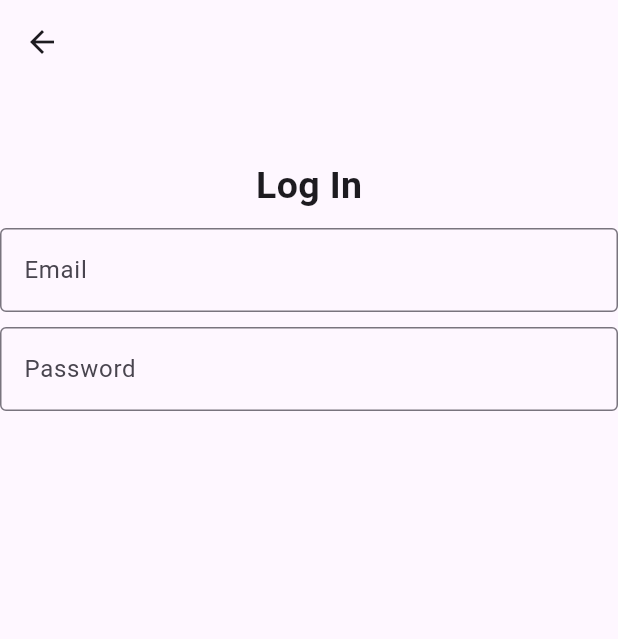
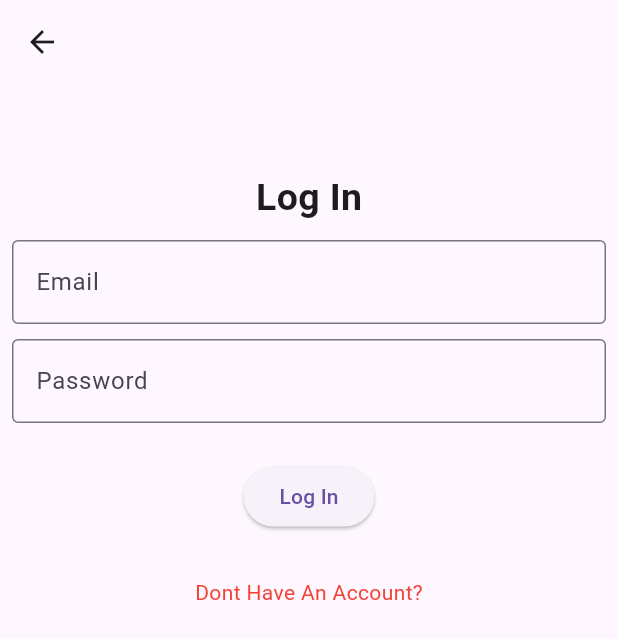
Before and after one commit to vishalsanthosh/appwrite_userauth, a Flutter app: the screen it shows after launch, after a tap on "Already Have A Account?", on a phone screen of 412 x 824 dp. Shown: the top 639 px of the screen. Run offline on Flutter 3.47's test engine with Material 3 defaults, Android fonts, the phone set to English and light mode, and no system bars; our stand-ins replace appwrite.

Commit message:
second commit

```diff
--- a/lib/home.dart
+++ b/lib/home.dart
@@ -10,6 +10,8 @@ class HomeScreen extends StatefulWidget {
 class _HomeScreenState extends State<HomeScreen> {
   @override
   Widget build(BuildContext context) {
-    return Scaffold();
+    return Scaffold(
+      appBar: AppBar(title: Text("Home"),),
+    );
   }
 }
--- a/lib/login.dart
+++ b/lib/login.dart
@@ -1,4 +1,6 @@
 import 'package:appwrite_userauth/appwriteservices.dart';
+import 'package:appwrite_userauth/home.dart';
+import 'package:appwrite_userauth/signup.dart';
 import 'package:flutter/material.dart';
 
 class LogInScreen extends StatefulWidget {
@@ -23,7 +25,9 @@ class _LogInScreenState extends State<LogInScreen> {
   Widget build(BuildContext context) {
     return Scaffold(
       appBar: AppBar(),
-      body: Column(
+      body: Padding(
+        padding: const EdgeInsets.all(8.0),
+        child: Column(
           children: [
          SizedBox(height: 50,),
             Text("Log In",style: TextStyle(fontSize: 25,fontWeight:FontWeight.bold),),
@@ -38,7 +42,27 @@ class _LogInScreenState extends State<LogInScreen> {
               obscureText: true,
               decoration: InputDecoration(border: OutlineInputBorder(),label: Text("Password")),
             ),
+            SizedBox(height: 25,),
+            ElevatedButton(onPressed: ()async{
+              if (emailCrl.text.isNotEmpty&&passwordCrl.text.isNotEmpty){
+                try{
+                  await _appwriteServices.loginUser(emailCrl.text, passwordCrl.text);
+                  Navigator.pushReplacement(context, MaterialPageRoute(builder: (context)=>HomeScreen()));
+                  emailCrl.clear();
+                  passwordCrl.clear();
+                }catch(e){
+                  ScaffoldMessenger.of(context).showSnackBar(SnackBar(content: Text("check and try again")));
+                }
+              }
+            }, child: Text("Log In")),
+            SizedBox(height: 30,),
+            GestureDetector(
+              onTap: (){
+                Navigator.push(context, MaterialPageRoute(builder: (context)=>SignUpScreen()));
+              },child: Text("Dont Have An Account?",style: TextStyle(color: Colors.red),),
+            )
           ],
+        ),
       ),
     );
   }
```
Lines whose indentation alone changed are shown as unchanged.
